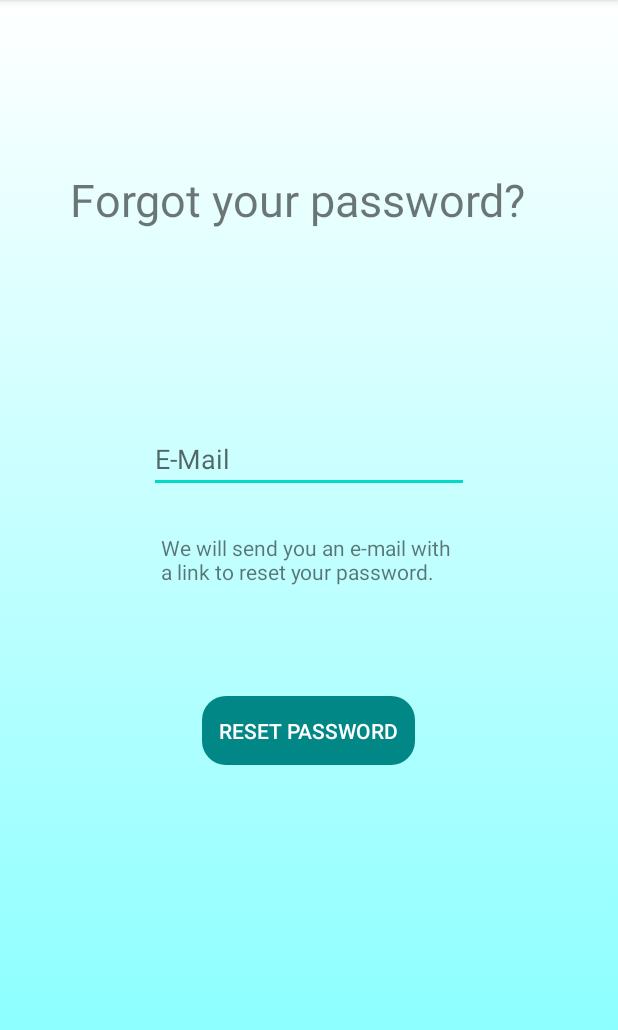
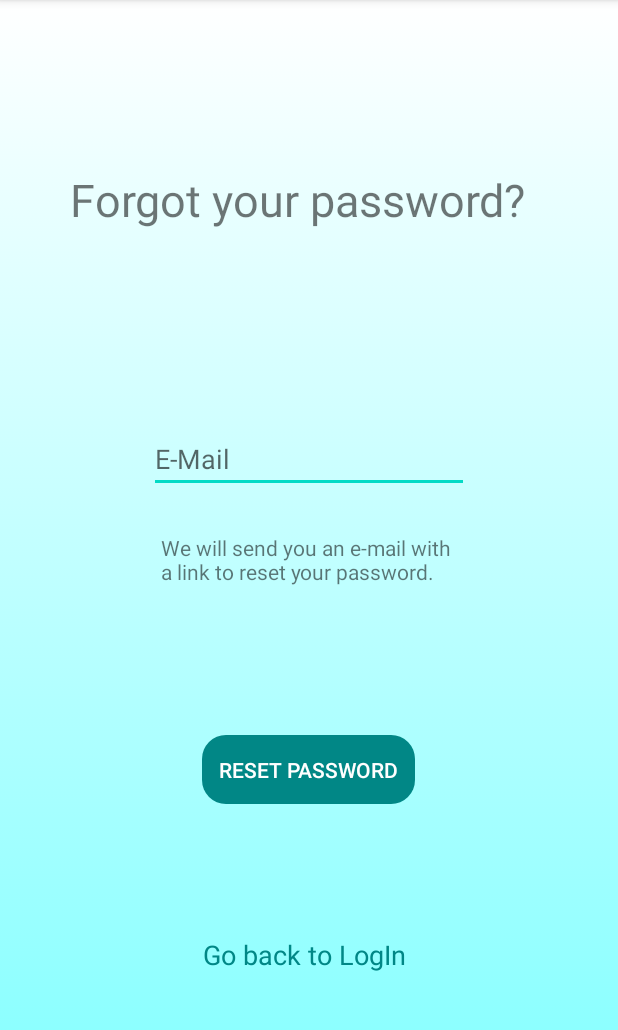
Before and after one commit to JoanMartinMartrus/HappyRoutine, an Android app: the forgot_my_password screen opened directly, with no data from a screen before it, on a phone screen of 412 x 824 dp, the part 84-1114 px from its top. Run offline under Robolectric (Android 15) with nearby library versions, the phone set to English and light mode, and no system bars; Roboto replaces fonts that are not available here.

Commit message:
Imlemented login with e-mail and password reset.

```diff
--- a/app/build.gradle
+++ b/app/build.gradle
@@ -43,5 +43,6 @@ dependencies {
 
     //Circle ImageView
     implementation 'de.hdodenhof:circleimageview:3.1.0'
+    implementation 'com.google.android.gms:play-services:12.0.1'
 
 }
--- a/app/src/main/AndroidManifest.xml
+++ b/app/src/main/AndroidManifest.xml
@@ -13,15 +13,14 @@
         <activity android:name=".settings" />
         <activity android:name=".user_information" />
         <activity android:name=".forgot_my_password" />
-        <activity android:name=".user_information" />
         <activity android:name=".Estadisticas_main" />
         <activity android:name=".Estadisticas_trainning_days"/>
         <activity android:name=".Estadisticas_weight"/>
         <activity android:name=".sign_up" />
-        <activity android:name=".log_in" />
         <activity android:name=".routine" />
         <activity android:name=".exercise" />
         <activity android:name=".diet" />
+        <activity android:name=".log_in" />
         <activity android:name=".MainActivity">
             <intent-filter>
                 <action android:name="android.intent.action.MAIN" />
--- a/app/src/main/res/layout/activity_forgot_my_password.xml
+++ b/app/src/main/res/layout/activity_forgot_my_password.xml
@@ -28,6 +28,7 @@
         android:layout_width="142dp"
         android:layout_height="46dp"
         android:background="@drawable/rounded_button"
+        android:onClick="sendResetPasswordEmail"
         android:text="@string/reset_password"
         android:textColor="#FFFFFF"
         app:layout_constraintBottom_toBottomOf="parent"
@@ -35,7 +36,7 @@
         app:layout_constraintHorizontal_bias="0.498"
         app:layout_constraintStart_toStartOf="parent"
         app:layout_constraintTop_toBottomOf="@+id/editText"
-        app:layout_constraintVertical_bias="0.344" />
+        app:layout_constraintVertical_bias="0.411" />
 
     <TextView
         android:id="@+id/forgot_your_password"
@@ -60,4 +61,23 @@
         app:layout_constraintHorizontal_bias="0.497"
         app:layout_constraintStart_toStartOf="parent"
         app:layout_constraintTop_toTopOf="parent" />
+
+    <TextView
+        android:id="@+id/button_goToLogIn"
+        android:layout_width="141dp"
+        android:layout_height="46dp"
+        android:layout_gravity="center_horizontal"
+        android:layout_weight="1"
+        android:clickable="true"
+        android:focusable="true"
+        android:gravity="center_vertical"
+        android:onClick="goTologIn"
+        android:text="@string/text_backToLogin"
+        android:textAppearance="?android:attr/textAppearanceMedium"
+        android:textColor="#018786"
+        app:layout_constraintBottom_toBottomOf="parent"
+        app:layout_constraintEnd_toEndOf="parent"
+        app:layout_constraintStart_toStartOf="parent"
+        app:layout_constraintTop_toBottomOf="@+id/button_reset_password"
+        app:layout_constraintVertical_bias="0.415" />
 </androidx.constraintlayout.widget.ConstraintLayout>
--- a/app/src/main/res/values/strings.xml
+++ b/app/src/main/res/values/strings.xml
@@ -2,7 +2,7 @@
     <string name="app_name">HappyRoutine</string>
     <string name="welcome_back">Welcome Back!</string>
     <string name="e_mail">E-Mail</string>
-    <string name="e_mailOrUsername">E-Mail or Username</string>
+    <string name="e_mailOrUsername">E-Mail</string>
     <string name="password">Password</string>
     <string name="hint">hint</string>
     <string name="forgot_your_password">Forgot your password?</string>
@@ -56,6 +56,8 @@
     <string name="diet">Diet</string>
     <string name="statitiscs">Statistics</string>
     <string name="social">Social</string>
+    <string name="text_backToLogIn">text_backToLogIn</string>
+    <string name="text_backToLogin">Go back to LogIn</string>
 
 
 </resources>
```
Also changed, not shown: app/src/main/java/com/example/happyroutine/forgot_my_password.kt (+33 -0 lines), app/src/main/java/com/example/happyroutine/log_in.kt (+23 -11 lines).
